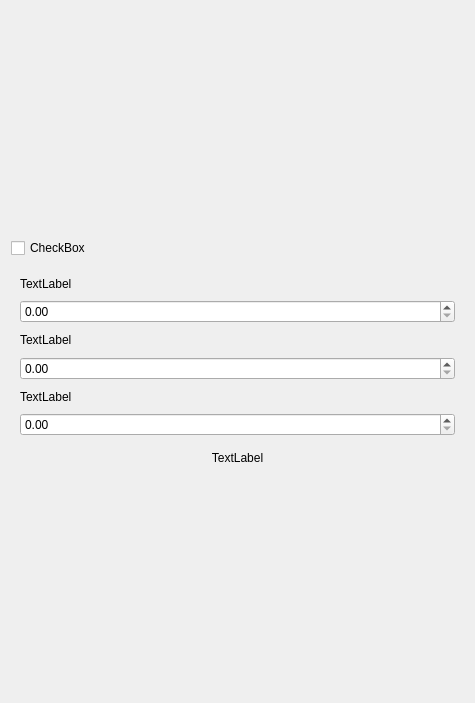
Above: View/frontend/UI/lockin_pll.ui from FranciscoGauna/Microscopy-Program before the change. Below: the same form after it.
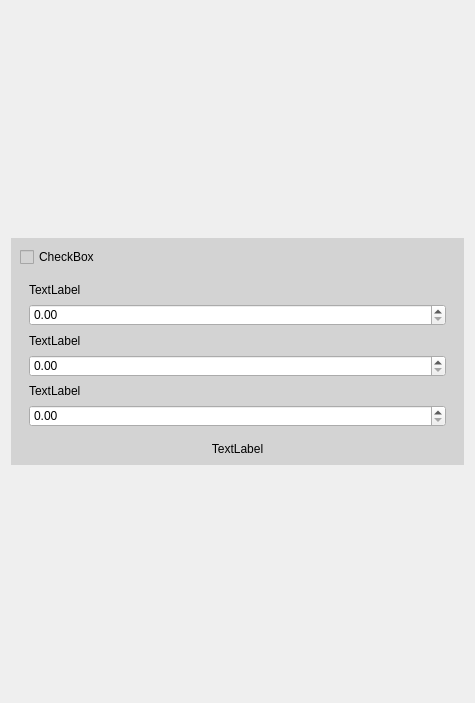
That is the form after the change. The open tabs and pages were chosen to show the change.

What changed in the file:
```diff
--- a/View/frontend/UI/lockin_pll.ui
+++ b/View/frontend/UI/lockin_pll.ui
@@ -14,20 +14,39 @@
    <string>Form</string>
   </property>
   <layout class="QGridLayout" name="gridLayout">
-   <item row="1" column="0">
-    <spacer name="top_spacer">
-     <property name="orientation">
-      <enum>Qt::Vertical</enum>
-     </property>
-     <property name="sizeHint" stdset="0">
-      <size>
-       <width>20</width>
-       <height>40</height>
-      </size>
-     </property>
-    </spacer>
-   </item>
    <item row="2" column="0">
+    <spacer name="top_spacer">
+     <property name="orientation">
+      <enum>Qt::Vertical</enum>
+     </property>
+     <property name="sizeHint" stdset="0">
+      <size>
+       <width>0</width>
+       <height>0</height>
+      </size>
+     </property>
+    </spacer>
+   </item>
+   <item row="4" column="0">
+    <spacer name="bot_spacer">
+     <property name="orientation">
+      <enum>Qt::Vertical</enum>
+     </property>
+     <property name="sizeHint" stdset="0">
+      <size>
+       <width>0</width>
+       <height>0</height>
+      </size>
+     </property>
+    </spacer>
+   </item>
+   <item row="3" column="0">
+    <widget class="QWidget" name="widget" native="true">
+     <property name="styleSheet">
+      <string notr="true">background-color: lightgray;</string>
+     </property>
+     <layout class="QGridLayout" name="gridLayout_4">
+      <item row="0" column="0">
     <layout class="QVBoxLayout" name="pll_layout">
      <item>
       <widget class="QCheckBox" name="pll_check">
@@ -95,6 +114,9 @@
            </item>
            <item>
             <widget class="QDoubleSpinBox" name="frec_input">
+                <property name="styleSheet">
+                 <string notr="true">background-color: Pale gray;</string>
+                </property>
              <property name="maximum">
               <double>1000000.000000000000000</double>
              </property>
@@ -108,7 +130,11 @@
             </widget>
            </item>
            <item>
-            <widget class="QDoubleSpinBox" name="amp_input"/>
+               <widget class="QDoubleSpinBox" name="amp_input">
+                <property name="styleSheet">
+                 <string notr="true">background-color: Pale gray;</string>
+                </property>
+               </widget>
            </item>
            <item>
             <widget class="QLabel" name="phase_label">
@@ -119,6 +145,9 @@
            </item>
            <item>
             <widget class="QDoubleSpinBox" name="phase_input">
+                <property name="styleSheet">
+                 <string notr="true">background-color: Pale gray;</string>
+                </property>
              <property name="maximum">
               <double>36000.000000000000000</double>
              </property>
@@ -142,18 +171,8 @@
      </item>
     </layout>
    </item>
-   <item row="3" column="0">
-    <spacer name="bot_spacer">
-     <property name="orientation">
-      <enum>Qt::Vertical</enum>
-     </property>
-     <property name="sizeHint" stdset="0">
-      <size>
-       <width>20</width>
-       <height>40</height>
-      </size>
-     </property>
-    </spacer>
+     </layout>
+    </widget>
    </item>
   </layout>
  </widget>
```
Left out of the diff: 5 changed lines with no effect on the pictures. Lines whose indentation alone changed are shown as unchanged.
